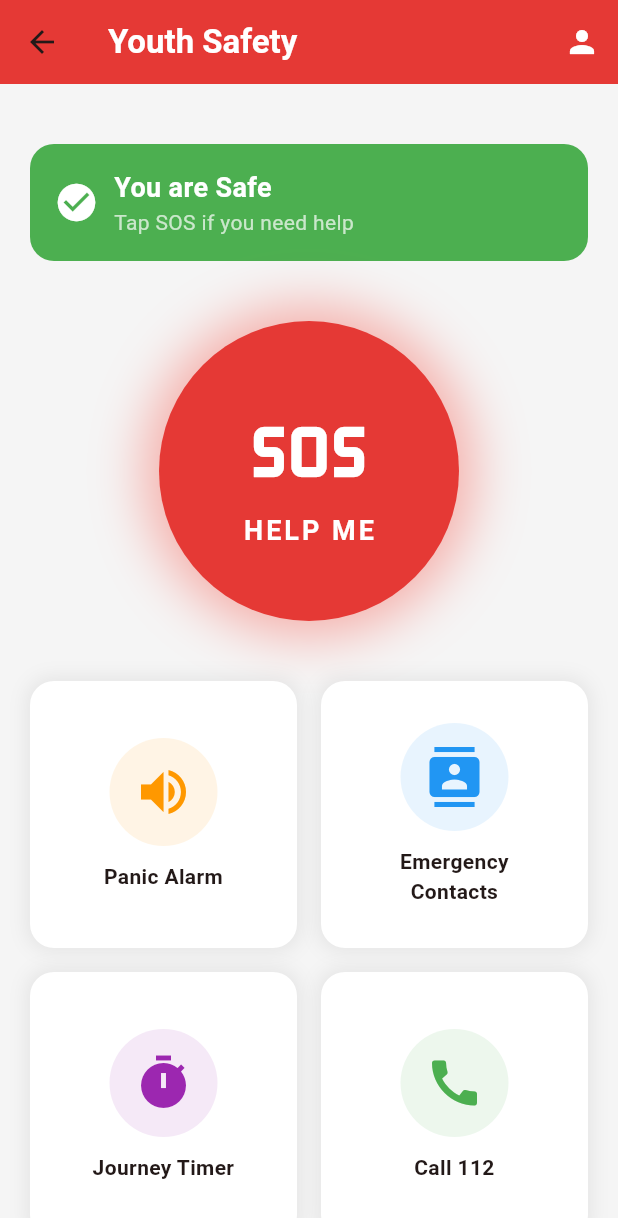
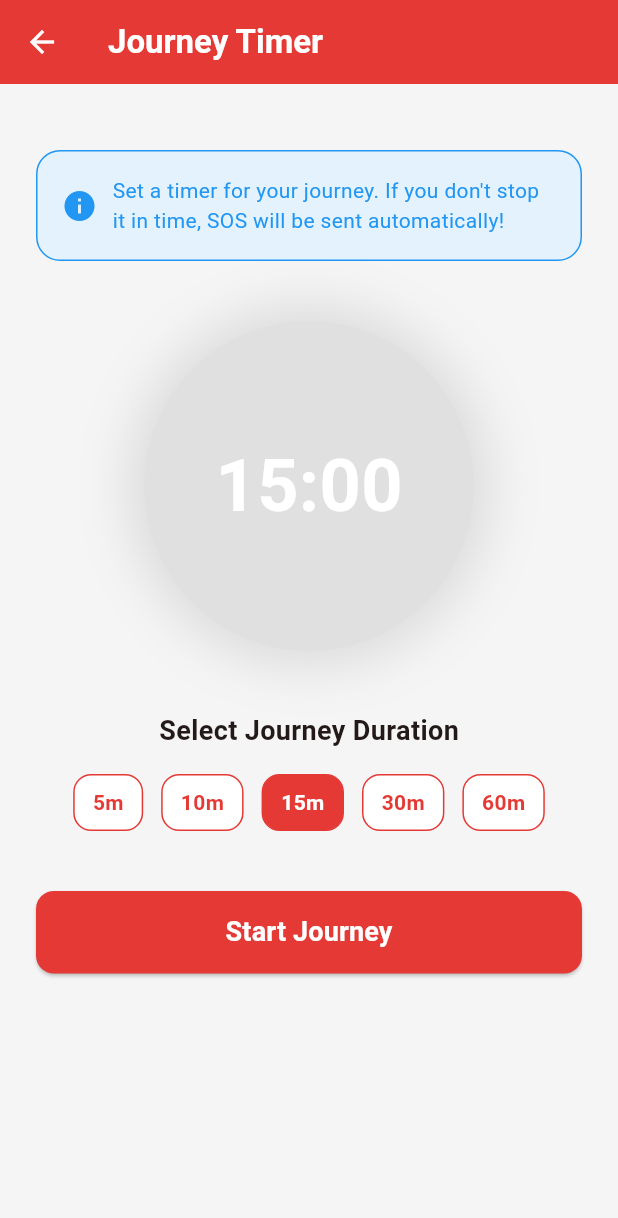
Before and after one commit to pradnyabodke7-max/youth-safety-app-demo, a Flutter app: the HomeScreen screen opened by its route, after a tap on "Journey Timer", on a phone screen of 412 x 824 dp. Shown: the top 1218 px of the screen. Run offline on Flutter 3.47's test engine with Material 3 defaults, Android fonts, the phone set to English and light mode, and no system bars; our stand-ins replace shared_preferences; accounts and stored records are empty.

Commit message:
Added Journey Timer Screen

```diff
--- a/lib/main.dart
+++ b/lib/main.dart
@@ -7,6 +7,7 @@ import 'package:youth_safety_app/screens/login_screen.dart';
 import 'package:youth_safety_app/screens/signup_screen.dart';
 import 'package:youth_safety_app/screens/home_screen.dart';
 import 'package:youth_safety_app/screens/contacts_screen.dart';
+import 'package:youth_safety_app/screens/journey_timer_screen.dart';
 
 void main() {
   runApp(const MyApp());
@@ -40,6 +41,7 @@ class MyApp extends StatelessWidget {
         '/signup': (context) => const SignupScreen(),
         '/home': (context) => const HomeScreen(),
         '/contacts': (context) => const ContactsScreen(),
+        '/journey': (context) => const JourneyTimerScreen(),
       },
     );
   }
--- a/lib/screens/home_screen.dart
+++ b/lib/screens/home_screen.dart
@@ -153,12 +153,14 @@ class _HomeScreenState extends State<HomeScreen> {
                 ),
 
                 // Journey Timer Button
-                _featureButton(
-                  icon: Icons.timer,
-                  label: 'Journey Timer',
-                  color: Colors.purple,
-                  onTap: () {},
-                ),
+_featureButton(
+  icon: Icons.timer,
+  label: 'Journey Timer',
+  color: Colors.purple,
+  onTap: () {
+    Navigator.pushNamed(context, '/journey');
+  },
+),
 
                 // Call 112 Button
                 _featureButton(
--- /dev/null
+++ b/lib/screens/journey_timer_screen.dart
@@ -0,0 +1,315 @@
+// lib/screens/journey_timer_screen.dart
+
+import 'package:flutter/material.dart';
+import 'dart:async';
+
+class JourneyTimerScreen extends StatefulWidget {
+  const JourneyTimerScreen({super.key});
+
+  @override
+  State<JourneyTimerScreen> createState() => _JourneyTimerScreenState();
+}
+
+class _JourneyTimerScreenState extends State<JourneyTimerScreen> {
+  // Timer variables
+  int _selectedMinutes = 15;
+  int _remainingSeconds = 0;
+  bool _isRunning = false;
+  Timer? _timer;
+
+  // Start the timer
+  void _startTimer() {
+    setState(() {
+      _remainingSeconds = _selectedMinutes * 60;
+      _isRunning = true;
+    });
+
+    _timer = Timer.periodic(const Duration(seconds: 1), (timer) {
+      setState(() {
+        if (_remainingSeconds > 0) {
+          _remainingSeconds--;
+        } else {
+          // Timer finished - trigger SOS
+          _timer?.cancel();
+          _isRunning = false;
+          _triggerSOS();
+        }
+      });
+    });
+  }
+
+  // Stop the timer
+  void _stopTimer() {
+    _timer?.cancel();
+    setState(() {
+      _isRunning = false;
+      _remainingSeconds = 0;
+    });
+
+    // Show safe message
+    ScaffoldMessenger.of(context).showSnackBar(
+      const SnackBar(
+        content: Text('✅ Journey completed safely!'),
+        backgroundColor: Colors.green,
+      ),
+    );
+  }
+
+  // Trigger SOS when timer runs out
+  void _triggerSOS() {
+    showDialog(
+      context: context,
+      barrierDismissible: false,
+      builder: (context) => AlertDialog(
+        title: const Text(
+          '🚨 SOS TRIGGERED!',
+          style: TextStyle(
+            color: Colors.red,
+            fontWeight: FontWeight.bold,
+          ),
+        ),
+        content: const Text(
+          'Your journey timer has expired!\nSOS message is being sent to your emergency contacts!',
+          style: TextStyle(fontSize: 16),
+        ),
+        actions: [
+          ElevatedButton(
+            onPressed: () {
+              Navigator.pop(context);
+            },
+            style: ElevatedButton.styleFrom(
+              backgroundColor: Colors.red,
+            ),
+            child: const Text(
+              'I AM SAFE',
+              style: TextStyle(color: Colors.white),
+            ),
+          ),
+        ],
+      ),
+    );
+  }
+
+  // Format seconds to MM:SS
+  String _formatTime(int seconds) {
+    int minutes = seconds ~/ 60;
+    int secs = seconds % 60;
+    return '${minutes.toString().padLeft(2, '0')}:${secs.toString().padLeft(2, '0')}';
+  }
+
+  @override
+  void dispose() {
+    _timer?.cancel();
+    super.dispose();
+  }
+
+  @override
+  Widget build(BuildContext context) {
+    return Scaffold(
+      backgroundColor: Colors.grey[100],
+
+      // Top Bar
+      appBar: AppBar(
+        backgroundColor: const Color(0xFFE53935),
+        title: const Text(
+          'Journey Timer',
+          style: TextStyle(
+            color: Colors.white,
+            fontWeight: FontWeight.bold,
+          ),
+        ),
+        leading: IconButton(
+          icon: const Icon(Icons.arrow_back, color: Colors.white),
+          onPressed: () {
+            Navigator.pop(context);
+          },
+        ),
+      ),
+
+      body: SingleChildScrollView(
+        padding: const EdgeInsets.all(24),
+        child: Column(
+          children: [
+            const SizedBox(height: 20),
+
+            // Info Card
+            Container(
+              width: double.infinity,
+              padding: const EdgeInsets.all(16),
+              decoration: BoxDecoration(
+                color: Colors.blue[50],
+                borderRadius: BorderRadius.circular(16),
+                border: Border.all(color: Colors.blue),
+              ),
+              child: const Row(
+                children: [
+                  Icon(Icons.info, color: Colors.blue),
+                  SizedBox(width: 10),
+                  Expanded(
+                    child: Text(
+                      'Set a timer for your journey. If you don\'t stop it in time, SOS will be sent automatically!',
+                      style: TextStyle(
+                        color: Colors.blue,
+                        fontSize: 14,
+                      ),
+                    ),
+                  ),
+                ],
+              ),
+            ),
+
+            const SizedBox(height: 40),
+
+            // Timer Display
+            Container(
+              width: 220,
+              height: 220,
+              decoration: BoxDecoration(
+                shape: BoxShape.circle,
+                color: _isRunning
+                    ? const Color(0xFFE53935)
+                    : Colors.grey[300],
+                boxShadow: [
+                  BoxShadow(
+                    color: _isRunning
+                        ? Colors.red.withOpacity(0.4)
+                        : Colors.grey.withOpacity(0.3),
+                    blurRadius: 30,
+                    spreadRadius: 10,
+                  ),
+                ],
+              ),
+              child: Center(
+                child: Text(
+                  _isRunning
+                      ? _formatTime(_remainingSeconds)
+                      : '${_selectedMinutes.toString().padLeft(2, '0')}:00',
+                  style: const TextStyle(
+                    color: Colors.white,
+                    fontSize: 48,
+                    fontWeight: FontWeight.bold,
+                  ),
+                ),
+              ),
+            ),
+
+            const SizedBox(height: 40),
+
+            // Select Minutes
+            if (!_isRunning) ...[
+              const Text(
+                'Select Journey Duration',
+                style: TextStyle(
+                  fontSize: 18,
+                  fontWeight: FontWeight.bold,
+                ),
+              ),
+
+              const SizedBox(height: 16),
+
+              // Minute Selector Buttons
+              Row(
+                mainAxisAlignment: MainAxisAlignment.center,
+                children: [5, 10, 15, 30, 60].map((minutes) {
+                  return GestureDetector(
+                    onTap: () {
+                      setState(() {
+                        _selectedMinutes = minutes;
+                      });
+                    },
+                    child: Container(
+                      margin: const EdgeInsets.symmetric(horizontal: 6),
+                      padding: const EdgeInsets.symmetric(
+                        horizontal: 12,
+                        vertical: 8,
+                      ),
+                      decoration: BoxDecoration(
+                        color: _selectedMinutes == minutes
+                            ? const Color(0xFFE53935)
+                            : Colors.white,
+                        borderRadius: BorderRadius.circular(12),
+                        border: Border.all(
+                          color: const Color(0xFFE53935),
+                        ),
+                      ),
+                      child: Text(
+                        '${minutes}m',
+                        style: TextStyle(
+                          color: _selectedMinutes == minutes
+                              ? Colors.white
+                              : const Color(0xFFE53935),
+                          fontWeight: FontWeight.bold,
+                        ),
+                      ),
+                    ),
+                  );
+                }).toList(),
+              ),
+
+              const SizedBox(height: 40),
+
+              // Start Button
+              SizedBox(
+                width: double.infinity,
+                height: 55,
+                child: ElevatedButton(
+                  onPressed: _startTimer,
+                  style: ElevatedButton.styleFrom(
+                    backgroundColor: const Color(0xFFE53935),
+                    shape: RoundedRectangleBorder(
+                      borderRadius: BorderRadius.circular(12),
+                    ),
+                  ),
+                  child: const Text(
+                    'Start Journey',
+                    style: TextStyle(
+                      color: Colors.white,
+                      fontSize: 18,
+                      fontWeight: FontWeight.bold,
+                    ),
+                  ),
+                ),
+              ),
+            ],
+
+            // Stop Button (shown when timer is running)
+            if (_isRunning) ...[
+              const Text(
+                'Journey in progress...',
+                style: TextStyle(
+                  fontSize: 18,
+                  fontWeight: FontWeight.bold,
+                  color: Colors.grey,
+                ),
+              ),
+
+              const SizedBox(height: 40),
+
+              SizedBox(
+                width: double.infinity,
+                height: 55,
+                child: ElevatedButton(
+                  onPressed: _stopTimer,
+                  style: ElevatedButton.styleFrom(
+                    backgroundColor: Colors.green,
+                    shape: RoundedRectangleBorder(
+                      borderRadius: BorderRadius.circular(12),
+                    ),
+                  ),
+                  child: const Text(
+                    'I Reached Safely ✅',
+                    style: TextStyle(
+                      color: Colors.white,
+                      fontSize: 18,
+                      fontWeight: FontWeight.bold,
+                    ),
+                  ),
+                ),
+              ),
+            ],
+          ],
+        ),
+      ),
+    );
+  }
+}
```
